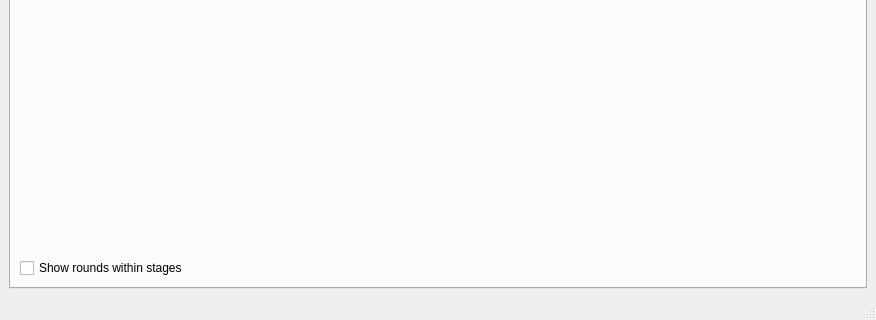
First picture: the form in poker/gui/ui/analyser_form.ui, repository dickreuter/Poker, before the edit; both pictures show x 0 to 876 and y 626 to 946 of the 876 by 946 pixel window.
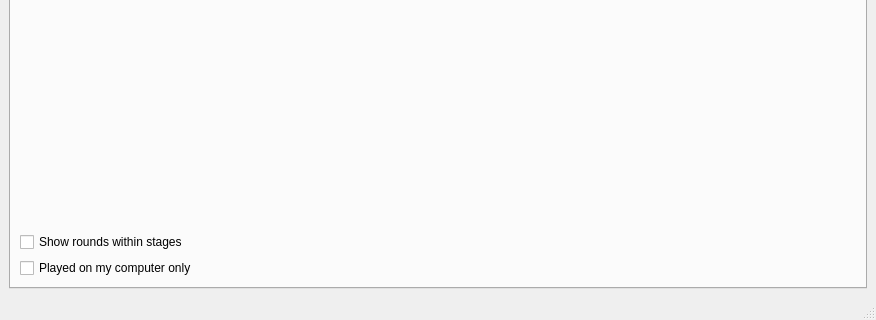
Second picture: the form after the edit.

Commit message: filter for my computer

```diff
--- a/poker/gui/ui/analyser_form.ui
+++ b/poker/gui/ui/analyser_form.ui
@@ -151,6 +151,13 @@
           </property>
          </widget>
         </item>
+        <item>
+         <widget class="QCheckBox" name="my_computer_only">
+          <property name="text">
+           <string>Played on my computer only</string>
+          </property>
+         </widget>
+        </item>
        </layout>
       </widget>
       <widget class="QWidget" name="tab_2">
```
The commit also changes 6 other files.
